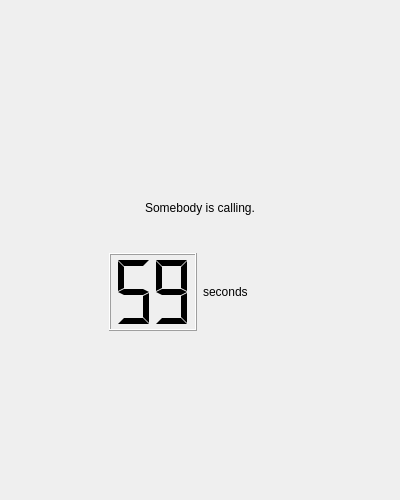
ultravideo/uvgComm, file ui/outgoingcallwidget.ui: the form before one commit.
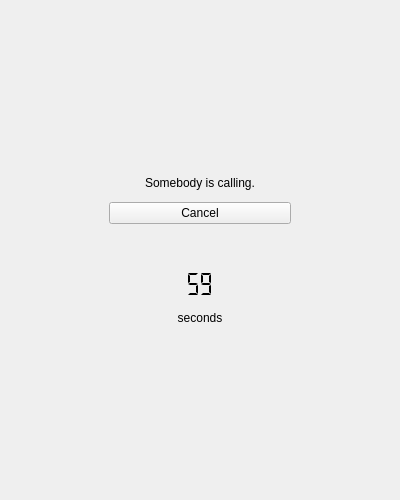
The form after the commit.

Commit message: Cancel button for outgoing call. Functionality not implemented.

What changed in the file:
```diff
--- a/ui/outgoingcallwidget.ui
+++ b/ui/outgoingcallwidget.ui
@@ -62,8 +62,28 @@
       </size>
      </property>
      <layout class="QGridLayout" name="gridLayout_2">
-      <item row="1" column="0">
+      <item row="4" column="0" colspan="2">
+       <widget class="QLabel" name="label">
+        <property name="text">
+         <string>seconds</string>
+        </property>
+        <property name="alignment">
+         <set>Qt::AlignCenter</set>
+        </property>
+       </widget>
+      </item>
+      <item row="1" column="0" colspan="2">
+       <widget class="QPushButton" name="cancelCall">
+        <property name="text">
+         <string>Cancel</string>
+        </property>
+       </widget>
+      </item>
+      <item row="3" column="0" colspan="2">
        <widget class="QLCDNumber" name="lcdNumber">
+        <property name="lineWidth">
+         <number>0</number>
+        </property>
         <property name="digitCount">
          <number>2</number>
         </property>
@@ -75,13 +95,6 @@
         </property>
        </widget>
       </item>
-      <item row="1" column="1">
-       <widget class="QLabel" name="label">
-        <property name="text">
-         <string>seconds</string>
-        </property>
-       </widget>
-      </item>
       <item row="0" column="0" colspan="2">
        <widget class="QLabel" name="CallingLabel">
         <property name="text">
@@ -92,6 +105,22 @@
         </property>
        </widget>
       </item>
+      <item row="2" column="0" colspan="2">
+       <spacer name="verticalSpacer_3">
+        <property name="orientation">
+         <enum>Qt::Vertical</enum>
+        </property>
+        <property name="sizeType">
+         <enum>QSizePolicy::Minimum</enum>
+        </property>
+        <property name="sizeHint" stdset="0">
+         <size>
+          <width>20</width>
+          <height>40</height>
+         </size>
+        </property>
+       </spacer>
+      </item>
      </layout>
     </widget>
    </item>
```
The commit also changes 3 other files.
